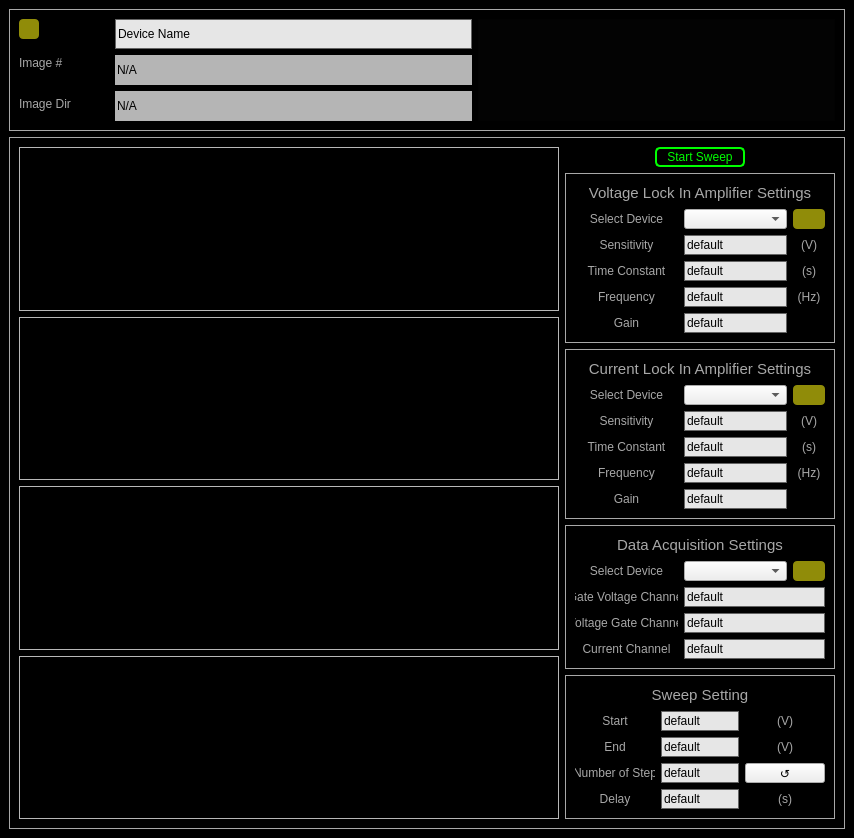
Before: the Qt Designer form DEMONS GUI/Four Terminal Gate Sweep/FourTerminalGateSweepWindow.ui in zxiazxia/LabRAD-Device-Electrical_Measurement-ONline_Software, drawn with Qt 5.
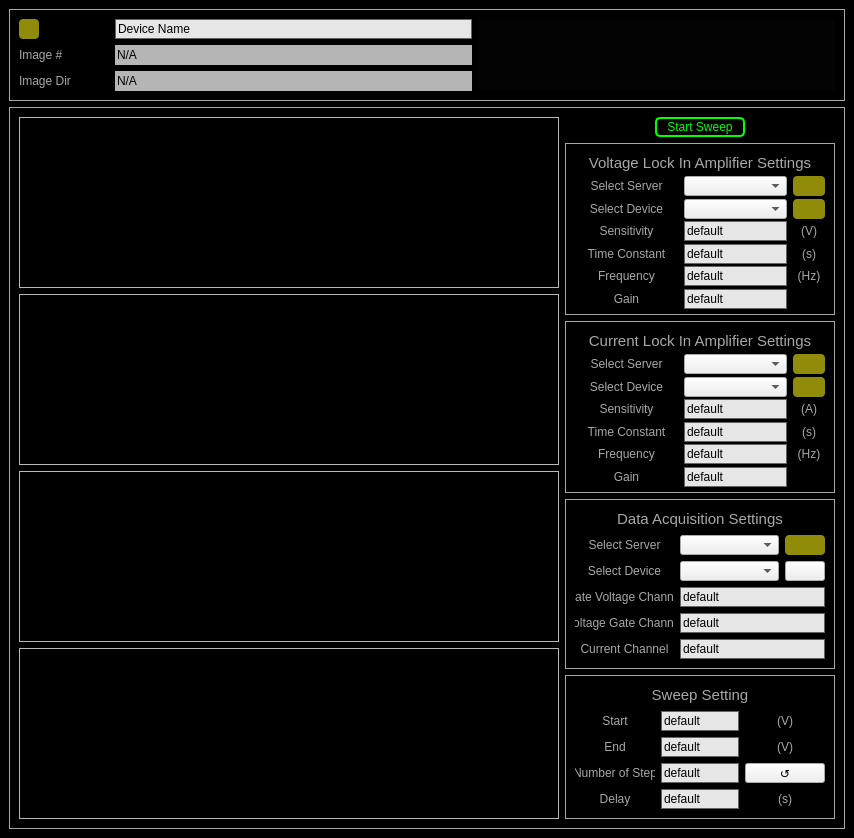
After: the same form once the commit is applied. Icons and pictures are not drawn.

Diff of the .ui file:
```diff
--- a/DEMONS GUI/Four Terminal Gate Sweep/FourTerminalGateSweepWindow.ui
+++ b/DEMONS GUI/Four Terminal Gate Sweep/FourTerminalGateSweepWindow.ui
@@ -469,8 +469,8 @@
            <property name="frameShadow">
             <enum>QFrame::Raised</enum>
            </property>
-           <layout class="QGridLayout" name="gridLayout_5" rowstretch="1,1,1,1,1,1" columnstretch="2,2,0">
-            <item row="1" column="0">
+           <layout class="QGridLayout" name="gridLayout_5" rowstretch="1,1,1,1,1,1,0" columnstretch="2,2,0">
+            <item row="2" column="0">
              <widget class="QLabel" name="label_9">
               <property name="minimumSize">
                <size>
@@ -491,7 +491,7 @@
               </property>
              </widget>
             </item>
-            <item row="1" column="1">
+            <item row="2" column="1">
              <widget class="QComboBox" name="comboBox_Voltage_LI_SelectDevice">
               <property name="minimumSize">
                <size>
@@ -510,8 +510,8 @@
               </property>
              </widget>
             </item>
-            <item row="1" column="2">
-             <widget class="QPushButton" name="pushButton_Voltage_LI_Indicator">
+            <item row="2" column="2">
+             <widget class="QPushButton" name="pushButton_Voltage_LI_DeviceIndicator">
               <property name="sizePolicy">
                <sizepolicy hsizetype="Preferred" vsizetype="Preferred">
                 <horstretch>0</horstretch>
@@ -534,7 +534,7 @@
                <string/>
               </property>
               <property name="styleSheet">
-               <string notr="true">#pushButton_Voltage_LI_Indicator{
+               <string notr="true">#pushButton_Voltage_LI_DeviceIndicator{
 background: rgb(144, 140, 9);
  border-radius: 4px;
 }</string>
@@ -547,7 +547,7 @@
               </property>
              </widget>
             </item>
-            <item row="2" column="0">
+            <item row="3" column="0">
              <widget class="QLabel" name="label_5">
               <property name="minimumSize">
                <size>
@@ -568,7 +568,7 @@
               </property>
              </widget>
             </item>
-            <item row="2" column="1">
+            <item row="3" column="1">
              <widget class="QLineEdit" name="lineEdit_Voltage_LI_Sensitivity">
               <property name="minimumSize">
                <size>
@@ -590,7 +590,7 @@
               </property>
              </widget>
             </item>
-            <item row="3" column="0">
+            <item row="4" column="0">
              <widget class="QLabel" name="label_3">
               <property name="minimumSize">
                <size>
@@ -611,7 +611,7 @@
               </property>
              </widget>
             </item>
-            <item row="3" column="1">
+            <item row="4" column="1">
              <widget class="QLineEdit" name="lineEdit_Voltage_LI_Timeconstant">
               <property name="minimumSize">
                <size>
@@ -633,7 +633,7 @@
               </property>
              </widget>
             </item>
-            <item row="4" column="0">
+            <item row="5" column="0">
              <widget class="QLabel" name="label_2">
               <property name="minimumSize">
                <size>
@@ -655,7 +655,7 @@
               </property>
              </widget>
             </item>
-            <item row="4" column="1">
+            <item row="5" column="1">
              <widget class="QLineEdit" name="lineEdit_Voltage_LI_Frequency">
               <property name="minimumSize">
                <size>
@@ -674,7 +674,7 @@
               </property>
              </widget>
             </item>
-            <item row="4" column="2">
+            <item row="5" column="2">
              <widget class="QLabel" name="label_6">
               <property name="minimumSize">
                <size>
@@ -693,7 +693,7 @@
               </property>
              </widget>
             </item>
-            <item row="5" column="0">
+            <item row="6" column="0">
              <widget class="QLabel" name="label_4">
               <property name="minimumSize">
                <size>
@@ -715,7 +715,7 @@
               </property>
              </widget>
             </item>
-            <item row="5" column="1">
+            <item row="6" column="1">
              <widget class="QLineEdit" name="lineEdit_Voltage_LI_Gain">
               <property name="minimumSize">
                <size>
@@ -734,7 +734,7 @@
               </property>
              </widget>
             </item>
-            <item row="2" column="2">
+            <item row="3" column="2">
              <widget class="QLabel" name="label_16">
               <property name="minimumSize">
                <size>
@@ -753,7 +753,7 @@
               </property>
              </widget>
             </item>
-            <item row="3" column="2">
+            <item row="4" column="2">
              <widget class="QLabel" name="label_17">
               <property name="minimumSize">
                <size>
@@ -798,6 +798,83 @@
               </property>
              </widget>
             </item>
+            <item row="1" column="0">
+             <widget class="QLabel" name="label_18">
+              <property name="minimumSize">
+               <size>
+                <width>60</width>
+                <height>20</height>
+               </size>
+              </property>
+              <property name="styleSheet">
+               <string notr="true">#label_ImageNum{
+color: rgb(168, 168, 168)
+}</string>
+              </property>
+              <property name="text">
+               <string>Select Server</string>
+              </property>
+              <property name="alignment">
+               <set>Qt::AlignCenter</set>
+              </property>
+             </widget>
+            </item>
+            <item row="1" column="1">
+             <widget class="QComboBox" name="comboBox_Voltage_LI_SelectServer">
+              <property name="minimumSize">
+               <size>
+                <width>50</width>
+                <height>20</height>
+               </size>
+              </property>
+              <property name="maximumSize">
+               <size>
+                <width>16777215</width>
+                <height>16777215</height>
+               </size>
+              </property>
+              <property name="currentIndex">
+               <number>-1</number>
+              </property>
+             </widget>
+            </item>
+            <item row="1" column="2">
+             <widget class="QPushButton" name="pushButton_Voltage_LI_ServerIndicator">
+              <property name="sizePolicy">
+               <sizepolicy hsizetype="Preferred" vsizetype="Preferred">
+                <horstretch>0</horstretch>
+                <verstretch>0</verstretch>
+               </sizepolicy>
+              </property>
+              <property name="minimumSize">
+               <size>
+                <width>20</width>
+                <height>20</height>
+               </size>
+              </property>
+              <property name="maximumSize">
+               <size>
+                <width>16777215</width>
+                <height>16777215</height>
+               </size>
+              </property>
+              <property name="toolTip">
+               <string/>
+              </property>
+              <property name="styleSheet">
+               <string notr="true">#pushButton_Voltage_LI_ServerIndicator{
+background: rgb(144, 140, 9);
+ border-radius: 4px;
+}</string>
+              </property>
+              <property name="text">
+               <string/>
+              </property>
+              <property name="default">
+               <bool>false</bool>
+              </property>
+             </widget>
+            </item>
            </layout>
           </widget>
          </item>
@@ -814,8 +891,8 @@
            <property name="frameShadow">
             <enum>QFrame::Raised</enum>
            </property>
-           <layout class="QGridLayout" name="gridLayout_2" rowstretch="1,1,1,1,1,1" columnstretch="20,20,0">
-            <item row="1" column="0">
+           <layout class="QGridLayout" name="gridLayout_2" rowstretch="1,1,1,1,1,1,0" columnstretch="20,20,0">
+            <item row="2" column="0">
              <widget class="QLabel" name="label_10">
               <property name="minimumSize">
                <size>
@@ -836,7 +913,7 @@
               </property>
              </widget>
             </item>
-            <item row="1" column="1">
+            <item row="2" column="1">
              <widget class="QComboBox" name="comboBox_Current_LI_SelectDevice">
               <property name="minimumSize">
                <size>
@@ -855,8 +932,8 @@
               </property>
              </widget>
             </item>
-            <item row="1" column="2">
-             <widget class="QPushButton" name="pushButton_Current_LI_Indicator">
+            <item row="2" column="2">
+             <widget class="QPushButton" name="pushButton_Current_LI_DeviceIndicator">
               <property name="sizePolicy">
                <sizepolicy hsizetype="Preferred" vsizetype="Preferred">
                 <horstretch>0</horstretch>
@@ -879,7 +956,7 @@
                <string/>
               </property>
               <property name="styleSheet">
-               <string notr="true">#pushButton_Current_LI_Indicator{
+               <string notr="true">#pushButton_Current_LI_DeviceIndicator{
 background: rgb(144, 140, 9);
  border-radius: 4px;
 }</string>
@@ -892,7 +969,7 @@
               </property>
              </widget>
             </item>
-            <item row="2" column="0">
+            <item row="3" column="0">
              <widget class="QLabel" name="label_Current_LI_Sensitivity">
               <property name="minimumSize">
                <size>
@@ -913,7 +990,7 @@
               </property>
              </widget>
             </item>
-            <item row="2" column="1">
+            <item row="3" column="1">
              <widget class="QLineEdit" name="lineEdit_Current_LI_Sensitivity">
               <property name="minimumSize">
                <size>
@@ -935,7 +1012,7 @@
               </property>
              </widget>
             </item>
-            <item row="3" column="0">
+            <item row="4" column="0">
              <widget class="QLabel" name="label_Current_LI_Timeconstant">
               <property name="minimumSize">
                <size>
@@ -956,7 +1033,7 @@
               </property>
              </widget>
             </item>
-            <item row="3" column="1">
+            <item row="4" column="1">
              <widget class="QLineEdit" name="lineEdit_Current_LI_Timeconstant">
               <property name="minimumSize">
                <size>
@@ -978,7 +1055,7 @@
               </property>
              </widget>
             </item>
-            <item row="4" column="0">
+            <item row="5" column="0">
              <widget class="QLabel" name="label_8">
               <property name="minimumSize">
                <size>
@@ -1000,7 +1077,7 @@
               </property>
              </widget>
             </item>
-            <item row="4" column="1">
+            <item row="5" column="1">
              <widget class="QLineEdit" name="lineEdit_Current_LI_Frequency">
               <property name="minimumSize">
                <size>
@@ -1019,7 +1096,7 @@
               </property>
              </widget>
             </item>
-            <item row="4" column="2">
+            <item row="5" column="2">
              <widget class="QLabel" name="label_7">
               <property name="minimumSize">
                <size>
@@ -1038,7 +1115,7 @@
               </property>
              </widget>
             </item>
-            <item row="5" column="0">
+            <item row="6" column="0">
              <widget class="QLabel" name="label_12">
               <property name="minimumSize">
                <size>
@@ -1060,7 +1137,7 @@
               </property>
              </widget>
             </item>
-            <item row="5" column="1">
+            <item row="6" column="1">
              <widget class="QLineEdit" name="lineEdit_Current_LI_Gain">
               <property name="minimumSize">
                <size>
@@ -1079,7 +1156,7 @@
               </property>
              </widget>
             </item>
-            <item row="3" column="2">
+            <item row="4" column="2">
              <widget class="QLabel" name="label_14">
               <property name="minimumSize">
                <size>
@@ -1098,7 +1175,7 @@
               </property>
              </widget>
             </item>
-            <item row="2" column="2">
+            <item row="3" column="2">
              <widget class="QLabel" name="label_15">
               <property name="minimumSize">
                <size>
@@ -1110,7 +1187,7 @@
                <string notr="true"/>
               </property>
               <property name="text">
-               <string>(V)</string>
+               <string>(A)</string>
               </property>
               <property name="alignment">
                <set>Qt::AlignCenter</set>
@@ -1143,6 +1220,83 @@
               </property>
              </widget>
             </item>
+            <item row="1" column="0">
+             <widget class="QLabel" name="label_19">
+              <property name="minimumSize">
+               <size>
+                <width>60</width>
+                <height>20</height>
+               </size>
+              </property>
+              <property name="styleSheet">
+               <string notr="true">#label_ImageNum{
+color: rgb(168, 168, 168)
+}</string>
+              </property>
+              <property name="text">
+               <string>Select Server</string>
+              </property>
+              <property name="alignment">
+               <set>Qt::AlignCenter</set>
+              </property>
+             </widget>
+            </item>
+            <item row="1" column="1">
+             <widget class="QComboBox" name="comboBox_Current_LI_SelectServer">
+              <property name="minimumSize">
+               <size>
+                <width>50</width>
+                <height>20</height>
+               </size>
+              </property>
+              <property name="maximumSize">
+               <size>
+                <width>16777215</width>
+                <height>16777215</height>
+               </size>
+              </property>
+              <property name="currentIndex">
+               <number>-1</number>
+              </property>
+             </widget>
+            </item>
+            <item row="1" column="2">
+             <widget class="QPushButton" name="pushButton_Current_LI_ServerIndicator">
+              <property name="sizePolicy">
+               <sizepolicy hsizetype="Preferred" vsizetype="Preferred">
+                <horstretch>0</horstretch>
+                <verstretch>0</verstretch>
+               </sizepolicy>
+              </property>
+              <property name="minimumSize">
+               <size>
+                <width>20</width>
+                <height>20</height>
+               </size>
+              </property>
+              <property name="maximumSize">
+               <size>
+                <width>16777215</width>
+                <height>16777215</height>
+               </size>
+              </property>
+              <property name="toolTip">
+               <string/>
+              </property>
+              <property name="styleSheet">
+               <string notr="true">#pushButton_Current_LI_ServerIndicator{
+background: rgb(144, 140, 9);
+ border-radius: 4px;
+}</string>
+              </property>
+              <property name="text">
+               <string/>
+              </property>
+              <property name="default">
+               <bool>false</bool>
+              </property>
+             </widget>
+            </item>
            </layout>
           </widget>
          </item>
@@ -1159,9 +1313,9 @@
            <property name="frameShadow">
             <enum>QFrame::Raised</enum>
            </property>
-           <layout class="QGridLayout" name="gridLayout_4" rowstretch="1,1,1,1,1" columnstretch="2,2,0">
-            <item row="1" column="1">
-             <widget class="QComboBox" name="comboBox_DataAquisition">
+           <layout class="QGridLayout" name="gridLayout_4" rowstretch="1,1,1,1,1,0" columnstretch="2,2,0">
+            <item row="2" column="1">
+             <widget class="QComboBox" name="comboBox_DataAquisition_SelectDevice">
               <property name="minimumSize">
                <size>
                 <width>50</width>
@@ -1179,7 +1333,7 @@
               </property>
              </widget>
             </item>
-            <item row="1" column="0">
+            <item row="2" column="0">
              <widget class="QLabel" name="label_11">
               <property name="minimumSize">
                <size>
@@ -1200,7 +1354,7 @@
               </property>
              </widget>
             </item>
-            <item row="4" column="0">
+            <item row="5" column="0">
              <widget class="QLabel" name="label_FourTerminal_Input2">
               <property name="minimumSize">
                <size>
@@ -1216,7 +1370,7 @@
               </property>
              </widget>
             </item>
-            <item row="3" column="0">
+            <item row="4" column="0">
              <widget class="QLabel" name="label_FourTerminal_Input1">
               <property name="minimumSize">
                <size>
@@ -1232,7 +1386,7 @@
               </property>
              </widget>
             </item>
-            <item row="2" column="0">
+            <item row="3" column="0">
              <widget class="QLabel" name="label_FourTerminal_Output1">
               <property name="minimumSize">
                <size>
@@ -1248,8 +1402,8 @@
               </property>
              </widget>
             </item>
-            <item row="1" column="2">
-             <widget class="QPushButton" name="pushButton_DataAquisition_Indicator">
+            <item row="2" column="2">
+             <widget class="QPushButton" name="pushButton_DataAquisition_DeviceIndicator">
               <property name="sizePolicy">
                <sizepolicy hsizetype="Preferred" vsizetype="Preferred">
                 <horstretch>0</horstretch>
@@ -1311,33 +1465,8 @@
               </property>
              </widget>
             </item>
-            <item row="2" column="1" colspan="2">
-             <widget class="QLineEdit" name="lineEdit_DataAquisition_GateChannel">
-              <property name="sizePolicy">
-               <sizepolicy hsizetype="Preferred" vsizetype="Preferred">
-                <horstretch>0</horstretch>
-                <verstretch>0</verstretch>
-               </sizepolicy>
-              </property>
-              <property name="minimumSize">
-               <size>
-                <width>50</width>
-                <height>20</height>
-               </size>
-              </property>
-              <property name="maximumSize">
-               <size>
-                <width>16777215</width>
-                <height>16777215</height>
-               </size>
-              </property>
-              <property name="text">
-               <string>default</string>
-              </property>
-             </widget>
-            </item>
             <item row="3" column="1" colspan="2">
-             <widget class="QLineEdit" name="lineEdit_DataAquisition_VoltageChannel">
+             <widget class="QLineEdit" name="lineEdit_DataAquisition_GateChannel">
               <property name="sizePolicy">
                <sizepolicy hsizetype="Preferred" vsizetype="Preferred">
                 <horstretch>0</horstretch>
@@ -1362,6 +1491,31 @@
              </widget>
             </item>
             <item row="4" column="1" colspan="2">
+             <widget class="QLineEdit" name="lineEdit_DataAquisition_VoltageChannel">
+              <property name="sizePolicy">
+               <sizepolicy hsizetype="Preferred" vsizetype="Preferred">
+                <horstretch>0</horstretch>
+                <verstretch>0</verstretch>
+               </sizepolicy>
+              </property>
+              <property name="minimumSize">
+               <size>
+                <width>50</width>
+                <height>20</height>
+               </size>
+              </property>
+              <property name="maximumSize">
+               <size>
+                <width>16777215</width>
+                <height>16777215</height>
+               </size>
+              </property>
+              <property name="text">
+               <string>default</string>
+              </property>
+             </widget>
+            </item>
+            <item row="5" column="1" colspan="2">
              <widget class="QLineEdit" name="lineEdit_DataAquisition_CurrentChannel">
               <property name="sizePolicy">
                <sizepolicy hsizetype="Preferred" vsizetype="Preferred">
@@ -1386,6 +1540,83 @@
               </property>
              </widget>
             </item>
+            <item row="1" column="0">
+             <widget class="QLabel" name="label_20">
+              <property name="minimumSize">
+               <size>
+                <width>60</width>
+                <height>20</height>
+               </size>
+              </property>
+              <property name="styleSheet">
+               <string notr="true">#label_ImageNum{
+color: rgb(168, 168, 168)
+}</string>
+              </property>
+              <property name="text">
+               <string>Select Server</string>
+              </property>
+              <property name="alignment">
+               <set>Qt::AlignCenter</set>
+              </property>
+             </widget>
+            </item>
+            <item row="1" column="1">
+             <widget class="QComboBox" name="comboBox_DataAquisition_SelectServer">
+              <property name="minimumSize">
+               <size>
+                <width>50</width>
+                <height>20</height>
+               </size>
+              </property>
+              <property name="maximumSize">
+               <size>
+                <width>16777215</width>
+                <height>16777215</height>
+               </size>
+              </property>
+              <property name="currentIndex">
+               <number>-1</number>
+              </property>
+             </widget>
+            </item>
+            <item row="1" column="2">
+             <widget class="QPushButton" name="pushButton_DataAquisition_ServerIndicator">
+              <property name="sizePolicy">
+               <sizepolicy hsizetype="Preferred" vsizetype="Preferred">
+                <horstretch>0</horstretch>
+                <verstretch>0</verstretch>
+               </sizepolicy>
+              </property>
+              <property name="minimumSize">
+               <size>
+                <width>20</width>
+                <height>20</height>
+               </size>
+              </property>
+              <property name="maximumSize">
+               <size>
+                <width>16777215</width>
+                <height>16777215</height>
+               </size>
+              </property>
+              <property name="toolTip">
+               <string/>
+              </property>
+              <property name="styleSheet">
+               <string notr="true">#pushButton_DataAquisition_ServerIndicator{
+background: rgb(144, 140, 9);
+ border-radius: 4px;
+}</string>
+              </property>
+              <property name="text">
+               <string/>
+              </property>
+              <property name="default">
+               <bool>false</bool>
+              </property>
+             </widget>
+            </item>
            </layout>
           </widget>
          </item>
```
